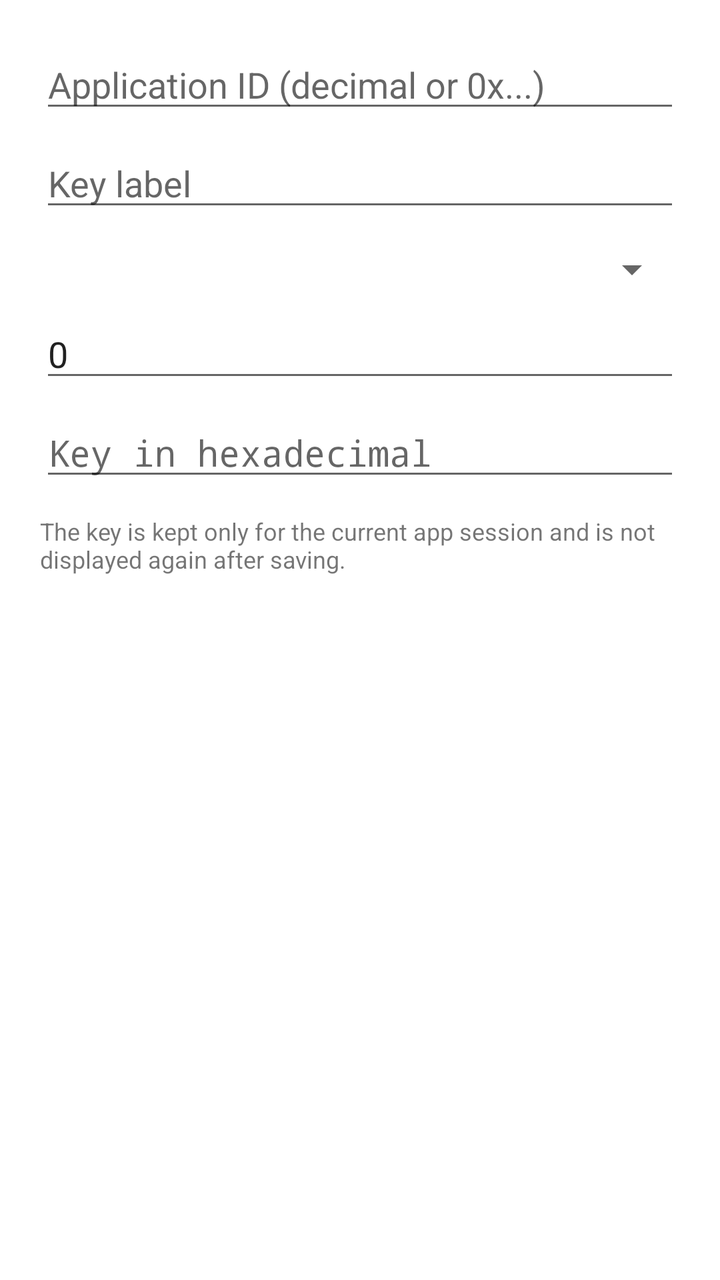
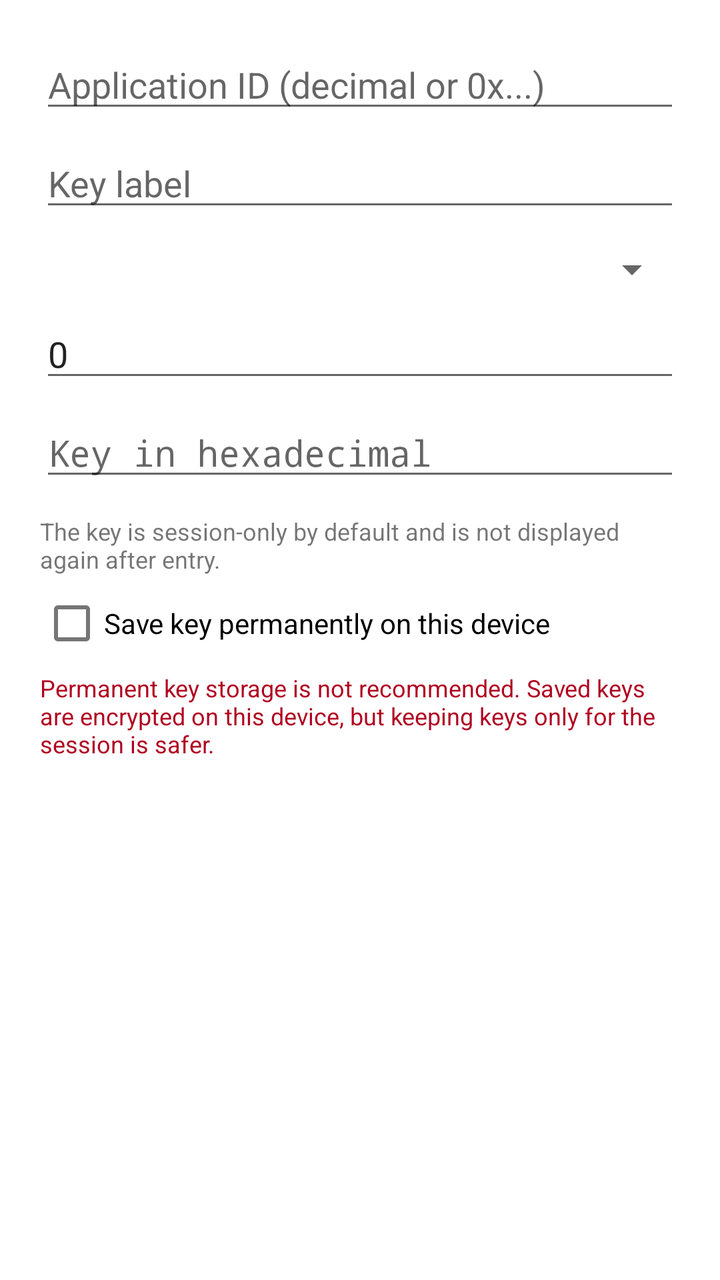

Before-and-after screenshots of an Android layout around one commit, followed by the original layout XML and the change that was made.
<!-- AndroidManifest.xml: application theme Theme.App -->
<!-- res/layout/dialog_desfire_quick_check_key.xml -->
<?xml version="1.0" encoding="utf-8"?>
<LinearLayout xmlns:android="http://schemas.android.com/apk/res/android"
    android:layout_width="match_parent"
    android:layout_height="wrap_content"
    android:orientation="vertical"
    android:padding="20dp">

    <EditText
        android:id="@+id/aid"
        android:layout_width="match_parent"
        android:layout_height="wrap_content"
        android:hint="Application ID (decimal or 0x...)"
        android:inputType="text" />

    <EditText
        android:id="@+id/label"
        android:layout_width="match_parent"
        android:layout_height="wrap_content"
        android:layout_marginTop="8dp"
        android:hint="Key label"
        android:inputType="text" />

    <Spinner
        android:id="@+id/keyType"
        android:layout_width="match_parent"
        android:layout_height="wrap_content"
        android:layout_marginTop="12dp" />

    <EditText
        android:id="@+id/keyNumber"
        android:layout_width="match_parent"
        android:layout_height="wrap_content"
        android:layout_marginTop="8dp"
        android:hint="Key number (0-15)"
        android:inputType="number"
        android:text="0" />

    <EditText
        android:id="@+id/keyHex"
        android:layout_width="match_parent"
        android:layout_height="wrap_content"
        android:layout_marginTop="8dp"
        android:fontFamily="monospace"
        android:hint="Key in hexadecimal"
        android:inputType="textNoSuggestions"
        android:maxLines="2" />

    <TextView
        android:layout_width="match_parent"
        android:layout_height="wrap_content"
        android:layout_marginTop="12dp"
        android:text="The key is kept only for the current app session and is not displayed again after saving."
        android:textSize="12sp" />
</LinearLayout>
<!-- resources referenced by this layout -->
<resources>
  <style name="Theme.App" parent="Theme.MaterialComponents.DayNight.NoActionBar">
          <item name="android:windowActionModeOverlay">true</item>
      </style>
</resources>

<!-- the commit's change to res/layout/dialog_desfire_quick_check_key.xml (unified diff, before → after) -->
@@ -42,13 +42,20 @@
         android:layout_marginTop="8dp"
         android:fontFamily="monospace"
         android:hint="Key in hexadecimal"
-        android:inputType="textNoSuggestions"
+        android:inputType="textPassword"
+        android:saveEnabled="false"
         android:maxLines="2" />
 
     <TextView
         android:layout_width="match_parent"
         android:layout_height="wrap_content"
         android:layout_marginTop="12dp"
-        android:text="The key is kept only for the current app session and is not displayed again after saving."
+        android:text="The key is session-only by default and is not displayed again after entry."
         android:textSize="12sp" />
+    <CheckBox android:id="@+id/savePermanently" android:layout_width="match_parent"
+        android:layout_height="wrap_content" android:text="Save key permanently on this device"
+        android:checked="false" />
+    <TextView android:layout_width="match_parent" android:layout_height="wrap_content"
+        android:text="Permanent key storage is not recommended. Saved keys are encrypted on this device, but keeping keys only for the session is safer."
+        android:textSize="12sp" android:textColor="?attr/colorError" />
 </LinearLayout>
<!-- resource entries referenced after the edit -->
@@ -2,6 +2,17 @@
 <resources>
   <style name="Theme.App" parent="Theme.MaterialComponents.DayNight.NoActionBar">
           <item name="android:windowActionModeOverlay">true</item>
+          <item name="colorPrimary">@color/brand_blue</item>
+          <item name="colorPrimaryVariant">@color/brand_blue_dark</item>
+          <item name="colorPrimaryDark">@color/brand_blue_dark</item>
+          <item name="colorSecondary">@color/brand_blue_text</item>
+          <item name="colorSecondaryVariant">@color/brand_blue_dark</item>
+          <item name="colorOnPrimary">@color/brand_blue_on_primary</item>
+          <item name="colorOnSecondary">@android:color/white</item>
       </style>
+  <color name="brand_blue">#1B8ADB</color>
+  <color name="brand_blue_dark">#1164A0</color>
+  <color name="brand_blue_text">#1164A0</color>
+  <color name="brand_blue_on_primary">#071B2A</color>
 </resources>
 
